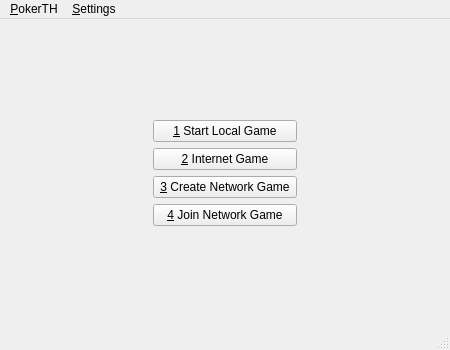
Above: src/gui/qt/startwindow.ui from pokerth/pokerth before the change. Below: the same form after it.
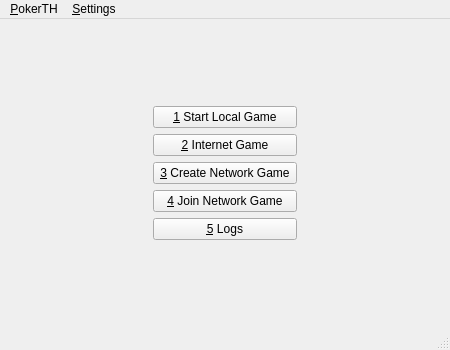
That is the form after the change. Icons and pictures are not drawn.

Commit message: additional fix for settingsdialog, new Logs button also for desktops

```diff
--- a/src/gui/qt/startwindow.ui
+++ b/src/gui/qt/startwindow.ui
@@ -162,6 +162,23 @@
         </property>
        </widget>
       </item>
+      <item row="4" column="0">
+       <widget class="QPushButton" name="pushButton_Logs">
+        <property name="text">
+         <string>&amp;5 Logs</string>
+        </property>
+        <property name="icon">
+         <iconset resource="resources/pokerth_android.qrc">
+          <normaloff>:/gfx/text-x-log.png</normaloff>:/gfx/text-x-log.png</iconset>
+        </property>
+        <property name="iconSize">
+         <size>
+          <width>37</width>
+          <height>32</height>
+         </size>
+        </property>
+       </widget>
+      </item>
      </layout>
     </item>
     <item row="1" column="2">
```
Left out of the diff: 4 changed lines with no effect on the pictures. The commit also changes 2 other files.
